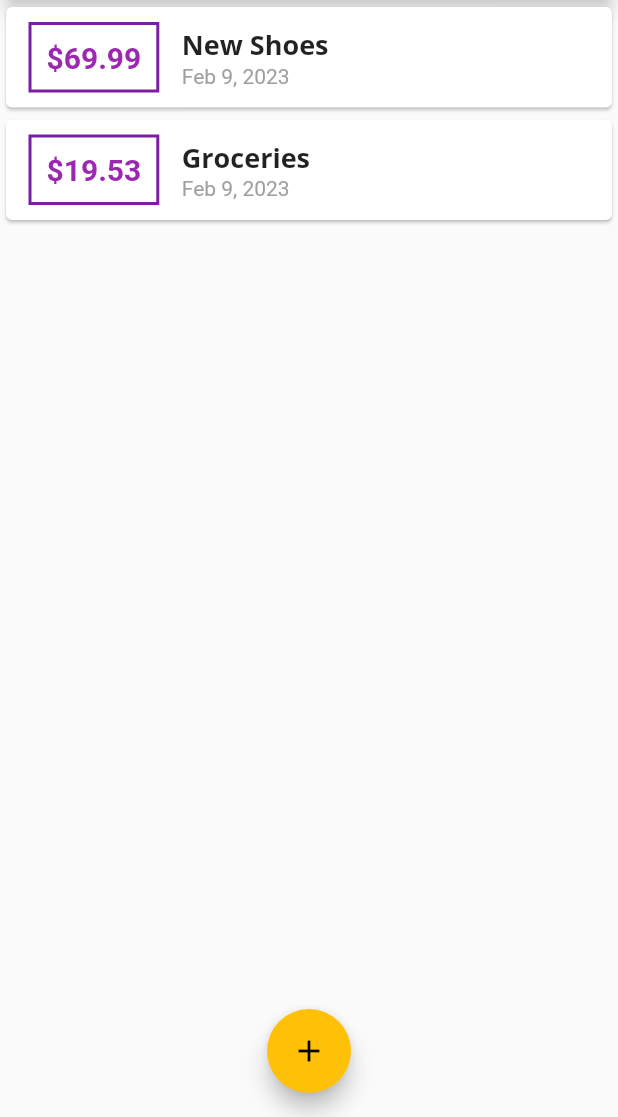
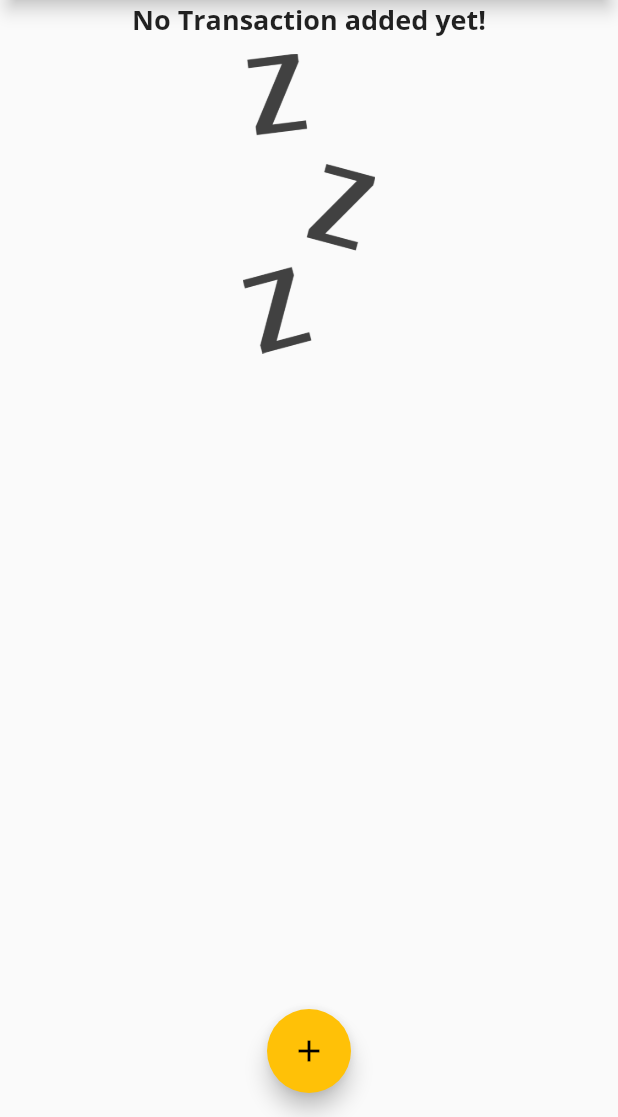
Before and after one commit to krzysztofpodmokly/budget_app_flutter, a Flutter app: the screen it shows after launch, on a phone screen of 412 x 824 dp, the part 119-1236 px from its top. Run offline on Flutter 3.47's test engine with Material 2 defaults, Android fonts, the phone set to English and light mode, and no system bars.

```diff
--- a/lib/main.dart
+++ b/lib/main.dart
@@ -44,18 +44,18 @@ class MyHomePage extends StatefulWidget {
 
 class _MyHomePageState extends State<MyHomePage> {
   final List<Transaction> _userTransactions = [
-    Transaction(
-      id: 't1',
-      title: 'New Shoes',
-      amount: 69.99,
-      date: DateTime.now(),
-    ),
-    Transaction(
-      id: 't2',
-      title: 'Groceries',
-      amount: 19.53,
-      date: DateTime.now(),
-    ),
+    // Transaction(
+    //   id: 't1',
+    //   title: 'New Shoes',
+    //   amount: 69.99,
+    //   date: DateTime.now(),
+    // ),
+    // Transaction(
+    //   id: 't2',
+    //   title: 'Groceries',
+    //   amount: 19.53,
+    //   date: DateTime.now(),
+    // ),
   ];
 
   void _addNewTransaction(String txTitle, double txAmount) {
--- a/lib/widgets/transaction_list.dart
+++ b/lib/widgets/transaction_list.dart
@@ -12,13 +12,35 @@ class TransactionList extends StatelessWidget {
   Widget build(BuildContext context) {
     return Container(
       height: 300,
-      child: ListView.builder(
+      child: transactions.isEmpty
+          ? Column(
+              children: [
+                Text(
+                  'No Transaction added yet!',
+                  style: Theme.of(context).textTheme.headline6,
+                ),
+                SizedBox(
+                  height: 10,
+                ),
+                Center(
+                  child: Container(
+                    height: 200,
+                    child: Image.asset(
+                      'assets/images/waiting.png',
+                      fit: BoxFit.cover,
+                    ),
+                  ),
+                )
+              ],
+            )
+          : ListView.builder(
               itemBuilder: (ctx, index) {
                 return Card(
                   child: Row(
                     children: [
                       Container(
-                  margin: EdgeInsets.symmetric(vertical: 10, horizontal: 15),
+                        margin:
+                            EdgeInsets.symmetric(vertical: 10, horizontal: 15),
                         decoration: BoxDecoration(
                           border: Border.all(
                             color: Theme.of(context).primaryColorDark,
--- a/pubspec.yaml
+++ b/pubspec.yaml
@@ -59,9 +59,8 @@ flutter:
   uses-material-design: true
 
   # To add assets to your application, add an assets section, like this:
-  # assets:
-  #   - images/a_dot_burr.jpeg
-  #   - images/a_dot_ham.jpeg
+  assets:
+    - assets/images/waiting.png
 
   # An image asset can refer to one or more resolution-specific "variants", see
   # https://flutter.dev/assets-and-images/#resolution-aware
```
Also changed, not shown: assets/images/waiting.png (added). Lines whose indentation alone changed are shown as unchanged.
